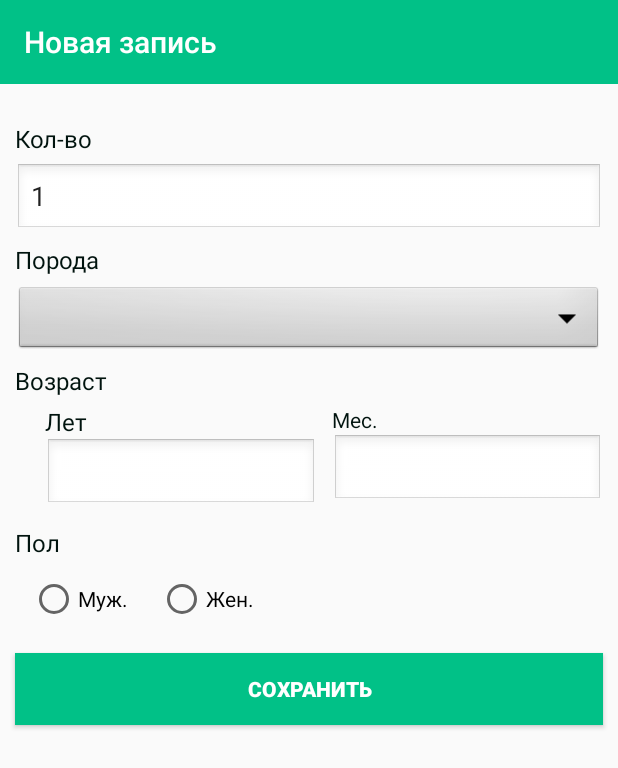
After one commit to jokermt235/CharbaKGAndroid, an Android app: the MrsOffspringFormActivity screen opened directly, with no data from a screen before it, on a phone screen of 412 x 824 dp. The commit adds this screen. Shown: the top 768 px of the screen. Run offline under Robolectric (Android 15) with nearby library versions, the phone set to English and light mode, and no system bars; our stand-ins replace Firebase (no records; nobody signed in at launch, a user with empty details on screens opened directly).

Commit message:
Adding Mrs Offspring Politica

```diff
--- a/app/src/main/AndroidManifest.xml
+++ b/app/src/main/AndroidManifest.xml
@@ -9,7 +9,9 @@
         android:roundIcon="@mipmap/ic_launcher_round"
         android:supportsRtl="true"
         android:theme="@style/AppTheme">
-        <activity android:name=".View.HorseOffspringActivity"></activity>
+        <activity android:name=".View.MrsOffspringFormActivity"></activity>
+        <activity android:name=".View.MrsOffspringActivity" />
+        <activity android:name=".View.HorseOffspringActivity" />
         <activity android:name=".View.KrsOffspringFormActivity" />
         <activity android:name=".View.KrsOffspringActivity" />
         <activity android:name=".View.OffspringFormActivity" />
--- a/app/src/main/java/org/exesoft/charbakg/Component/Auth.java
+++ b/app/src/main/java/org/exesoft/charbakg/Component/Auth.java
@@ -1,5 +1,6 @@
 package org.exesoft.charbakg.Component;
 
+import android.content.Intent;
 import android.widget.Toast;
 
 import androidx.annotation.NonNull;
@@ -16,6 +17,7 @@ import com.google.firebase.auth.PhoneAuthCredential;
 import com.google.firebase.auth.PhoneAuthProvider;
 
 import org.exesoft.charbakg.Callback.OnVerificationCallback;
+import org.exesoft.charbakg.View.HomeActivity;
 
 import java.util.concurrent.TimeUnit;
 
@@ -51,6 +53,8 @@ public class Auth {
                     // Sign in success, update UI with the signed-in user's information
                     FirebaseUser user = task.getResult().getUser();
                     Toast.makeText(activity.getApplicationContext(), user.getUid(), Toast.LENGTH_LONG).show();
+                    activity.startActivity(new Intent(activity, HomeActivity.class));
+                    activity.finish();
                     // ...
                 } else {
                     // Sign in failed, display a message and update the UI
--- a/app/src/main/java/org/exesoft/charbakg/View/HomeActivity.java
+++ b/app/src/main/java/org/exesoft/charbakg/View/HomeActivity.java
@@ -81,7 +81,7 @@ public class HomeActivity extends AppCompatActivity {
         buttonOffspringKRS.setOnClickListener(new View.OnClickListener() {
             @Override
             public void onClick(View v) {
-                Intent intent = new Intent(v.getContext(), OffspringActivity.class);
+                Intent intent = new Intent(v.getContext(), MrsOffspringActivity.class);
                 intent.putExtra("owner","mrs");
                 v.getContext().startActivity(intent);
                 finish();
--- /dev/null
+++ b/app/src/main/java/org/exesoft/charbakg/View/MrsOffspringFormActivity.java
@@ -0,0 +1,132 @@
+package org.exesoft.charbakg.View;
+
+import androidx.annotation.NonNull;
+import androidx.appcompat.app.AppCompatActivity;
+
+import android.os.Bundle;
+import android.util.Log;
+import android.view.View;
+import android.widget.Button;
+import android.widget.EditText;
+import android.widget.RadioButton;
+import android.widget.RadioGroup;
+import android.widget.SimpleAdapter;
+import android.widget.Spinner;
+
+import com.google.android.gms.tasks.OnCompleteListener;
+import com.google.android.gms.tasks.Task;
+import com.google.firebase.firestore.FirebaseFirestore;
+import com.google.firebase.firestore.QueryDocumentSnapshot;
+import com.google.firebase.firestore.QuerySnapshot;
+
+import org.exesoft.charbakg.Controller.MrsController;
+import org.exesoft.charbakg.Controller.MrsOffspringController;
+import org.exesoft.charbakg.R;
+
+import java.util.ArrayList;
+import java.util.Date;
+import java.util.HashMap;
+import java.util.Map;
+
+public class MrsOffspringFormActivity extends AppCompatActivity {
+    private static String TAG = "mrsOffspringFormActivity";
+    private EditText serial;
+    private EditText ageYear;
+    private EditText ageMonth;
+    private RadioGroup sex;
+    private Button saveBtn;
+    private Spinner species;
+    private EditText count;
+
+    @Override
+    protected void onCreate(Bundle savedInstanceState) {
+        super.onCreate(savedInstanceState);
+        setContentView(R.layout.activity_mrs_offspring_form);
+        //Init mrsSerial
+        serial = findViewById(R.id.MRSFormNumber);
+        //Init mrsAgeYear
+        ageYear = findViewById(R.id.mrsOffspringFormAgeYear);
+        // Init mrsAgeMonth
+        ageMonth = findViewById(R.id.mrsOffspringFormAgeMonth);
+        //Init mrsSex
+        sex  = findViewById(R.id.mrsOffspringFormRadioGroup);
+        // Init mrs Save Button
+        saveBtn = findViewById(R.id.mrsOffspringFormSaveBtn);
+        saveBtn.setOnClickListener(new MrsOffspringSaveEvent(this));
+        species = findViewById(R.id.mrsOffspringFormSpecies);
+        count = findViewById(R.id.mrsOffspringFormCount);
+    }
+
+    public Spinner getSpecies() {
+        return species;
+    }
+
+    public  EditText getAgeYear(){
+        return  ageYear;
+    }
+
+    public EditText getAgeMonth(){
+        return ageMonth;
+    }
+
+    public EditText getCount(){
+        return ageMonth;
+    }
+
+    public RadioGroup getSex(){
+        return  sex;
+    }
+
+    @Override
+    protected void onResume() {
+        FirebaseFirestore db = FirebaseFirestore.getInstance();
+        super.onResume();
+        species.setAdapter(null);
+        db.collection("mrs_spicies")
+                .get().addOnCompleteListener(new OnCompleteListener<QuerySnapshot>() {
+            @Override
+            public void onComplete(@NonNull Task<QuerySnapshot> task) {
+
+                if (task.isSuccessful()) {
+                    ArrayList<Map<String,Object>> arrayList = new ArrayList<>();
+                    for (QueryDocumentSnapshot document : task.getResult()) {
+                        arrayList.add(document.getData());
+                    }
+                    SimpleAdapter adapter = new SimpleAdapter(getApplicationContext(), arrayList, android.R.layout.simple_list_item_1,
+                            new String[]{"name"},
+                            new int[]{android.R.id.text1});
+                    species.setAdapter(adapter);
+                } else {
+                    Log.w(TAG, "Error getting documents.", task.getException());
+                }
+            }
+        });
+    }
+
+}
+
+class MrsOffspringSaveEvent implements View.OnClickListener{
+
+    private MrsOffspringFormActivity activity;
+
+    public MrsOffspringSaveEvent(MrsOffspringFormActivity activity){
+        this.activity = activity;
+    }
+
+    @Override
+    public void onClick(View v) {
+        Map<String, Object> offspring = new HashMap<>();
+        Map<String,Object> map = (Map<String,Object>)activity.getSpecies().getSelectedItem();
+        if(map != null)
+            offspring.put("species",map.get("name").toString());
+        offspring.put("ageYear",Integer.parseInt(activity.getAgeYear().getText().toString().isEmpty() ? "0": activity.getAgeYear().getText().toString()));
+        offspring.put("ageMonth",Integer.parseInt(activity.getAgeMonth().getText().toString().isEmpty() ? "0": activity.getAgeMonth().getText().toString()));
+        int sexView = activity.getSex().getCheckedRadioButtonId();
+        RadioButton sex = activity.findViewById(sexView);
+        offspring.put("sex",sex.getText().toString());
+        offspring.put("added",new Date().getTime());
+        offspring.put("slaughter", false);
+        offspring.put("amount",Integer.parseInt(activity.getCount().getText().toString().isEmpty() ? "1": activity.getCount().getText().toString()));
+        MrsOffspringController.save(activity, offspring);
+    }
+}
--- /dev/null
+++ b/app/src/main/res/layout/activity_mrs_offspring_form.xml
@@ -0,0 +1,212 @@
+<?xml version="1.0" encoding="utf-8"?>
+<androidx.constraintlayout.widget.ConstraintLayout xmlns:android="http://schemas.android.com/apk/res/android"
+    xmlns:app="http://schemas.android.com/apk/res-auto"
+    xmlns:tools="http://schemas.android.com/tools"
+    android:layout_width="match_parent"
+    android:layout_height="match_parent"
+    tools:context=".View.MrsOffspringFormActivity">
+
+    <LinearLayout
+        android:layout_width="0dp"
+        android:layout_height="0dp"
+        android:orientation="vertical"
+        app:layout_constraintBottom_toBottomOf="parent"
+        app:layout_constraintEnd_toEndOf="parent"
+        app:layout_constraintStart_toStartOf="parent"
+        app:layout_constraintTop_toTopOf="parent">
+
+        <androidx.appcompat.widget.Toolbar
+            android:id="@+id/mrsOffspringFormToolbar"
+            android:layout_width="match_parent"
+            android:layout_height="wrap_content"
+            android:background="?attr/colorPrimary"
+            android:hapticFeedbackEnabled="false"
+            android:minHeight="?attr/actionBarSize"
+            android:theme="?attr/actionBarTheme"
+            app:title="@string/addForm"
+            app:titleTextColor="@android:color/white" />
+
+        <LinearLayout
+            android:layout_width="match_parent"
+            android:layout_height="wrap_content"
+            android:layout_marginStart="10dip"
+            android:layout_marginTop="20dip"
+            android:layout_marginEnd="10dip"
+            android:layout_marginBottom="5dip"
+            android:orientation="vertical">
+
+            <TextView
+                android:id="@+id/mrsOffspringFormCountLabel"
+                android:layout_width="match_parent"
+                android:layout_height="wrap_content"
+                android:layout_marginTop="5dip"
+                android:layout_marginBottom="5dip"
+                android:text="@string/mrs_count_label"
+                android:textColor="@color/colorLabelDark"
+                android:textSize="16sp" />
+
+            <EditText
+                android:id="@+id/mrsOffspringFormCount"
+                android:layout_width="match_parent"
+                android:layout_height="wrap_content"
+                android:background="@android:drawable/edit_text"
+                android:ems="10"
+                android:inputType="number"
+                android:text="1" />
+
+            <TextView
+                android:id="@+id/mrsOffspringFormSpeciesLabel"
+                android:layout_width="match_parent"
+                android:layout_height="wrap_content"
+                android:layout_marginTop="5dip"
+                android:layout_marginBottom="5dip"
+                android:text="@string/mrs_spices_label"
+                android:textColor="@color/colorLabelDark"
+                android:textSize="16sp" />
+
+            <Spinner
+                android:id="@+id/mrsOffspringFormSpecies"
+                android:layout_width="match_parent"
+                android:layout_height="48dip"
+                android:background="@android:drawable/btn_dropdown" />
+
+            <TextView
+                android:id="@+id/MRSFormLabel"
+                android:layout_width="match_parent"
+                android:layout_height="wrap_content"
+                android:layout_marginTop="5dip"
+                android:layout_marginBottom="5dip"
+                android:text="@string/numberLabel"
+                android:textColor="@color/colorLabelDark"
+                android:textSize="16sp"
+                android:visibility="gone" />
+
+            <EditText
+                android:id="@+id/MRSFormNumber"
+                android:layout_width="match_parent"
+                android:layout_height="wrap_content"
+                android:background="@android:drawable/edit_text"
+                android:ems="10"
+                android:inputType="textPersonName"
+                android:visibility="gone" />
+
+            <TextView
+                android:id="@+id/mrsOffspringFormAgeLabel"
+                android:layout_width="match_parent"
+                android:layout_height="wrap_content"
+                android:layout_marginTop="5dip"
+                android:layout_marginBottom="5dip"
+                android:text="@string/ageLabel"
+                android:textColor="@color/colorLabelDark"
+                android:textSize="16sp" />
+
+            <LinearLayout
+                android:layout_width="match_parent"
+                android:layout_height="wrap_content"
+                android:layout_marginStart="10dip"
+                android:orientation="horizontal">
+
+                <LinearLayout
+                    android:layout_width="match_parent"
+                    android:layout_height="wrap_content"
+                    android:layout_marginStart="10dip"
+                    android:layout_weight="1"
+                    android:orientation="vertical">
+
+                    <TextView
+                        android:layout_width="wrap_content"
+                        android:layout_height="wrap_content"
+                        android:text="@string/year"
+                        android:textColor="@color/colorLabelDark"
+                        android:textSize="16sp"></TextView>
+
+                    <EditText
+                        android:id="@+id/mrsOffspringFormAgeYear"
+                        android:layout_width="match_parent"
+                        android:layout_height="wrap_content"
+                        android:background="@android:drawable/edit_text"
+                        android:ems="10"
+                        android:inputType="number" />
+                </LinearLayout>
+
+                <LinearLayout
+                    android:layout_width="match_parent"
+                    android:layout_height="wrap_content"
+                    android:layout_marginStart="10dip"
+                    android:layout_weight="1"
+                    android:orientation="vertical">
+
+                    <TextView
+                        android:layout_width="wrap_content"
+                        android:layout_height="wrap_content"
+                        android:text="@string/month"
+                        android:textColor="@color/colorLabelDark"></TextView>
+
+                    <EditText
+                        android:id="@+id/mrsOffspringFormAgeMonth"
+                        android:layout_width="match_parent"
+                        android:layout_height="wrap_content"
+                        android:background="@android:drawable/edit_text"
+                        android:ems="10"
+                        android:inputType="number" />
+                </LinearLayout>
+            </LinearLayout>
+        </LinearLayout>
+
+        <LinearLayout
+            android:layout_width="match_parent"
+            android:layout_height="wrap_content"
+            android:layout_marginStart="10dip"
+            android:layout_marginEnd="10dip"
+            android:orientation="vertical">
+
+            <TextView
+                android:id="@+id/mrsOffspringFormLabelSex"
+                android:layout_width="match_parent"
+                android:layout_height="wrap_content"
+                android:layout_marginTop="5dip"
+                android:layout_marginBottom="5dip"
+                android:text="@string/sex"
+                android:textColor="@color/colorLabelDark"
+                android:textSize="16sp" />
+
+            <RadioGroup
+                android:id="@+id/mrsOffspringFormRadioGroup"
+                android:layout_width="match_parent"
+                android:layout_height="wrap_content"
+                android:layout_marginStart="10dip"
+                android:layout_marginTop="5dip"
+                android:layout_marginEnd="10dip"
+                android:orientation="horizontal">
+
+
+                <RadioButton
+                    android:id="@+id/mrsOffspringFromMale"
+                    android:layout_width="wrap_content"
+                    android:layout_height="wrap_content"
+                    android:layout_marginEnd="10dip"
+                    android:text="@string/male" />
+
+                <RadioButton
+                    android:id="@+id/mrsOffspringFormFemale"
+                    android:layout_width="wrap_content"
+                    android:layout_height="wrap_content"
+                    android:layout_marginStart="10dip"
+                    android:layout_marginEnd="5dip"
+                    android:text="@string/female" />
+            </RadioGroup>
+        </LinearLayout>
+
+        <Button
+            android:id="@+id/mrsOffspringFormSaveBtn"
+            android:layout_width="match_parent"
+            android:layout_height="wrap_content"
+            android:layout_marginStart="10dip"
+            android:layout_marginTop="20dip"
+            android:layout_marginEnd="10dip"
+            android:background="@color/colorPrimary"
+            android:text="@string/save"
+            android:textColor="@android:color/white"
+            android:textStyle="bold" />
+    </LinearLayout>
+</androidx.constraintlayout.widget.ConstraintLayout>
```
Also changed, not shown: app/src/main/java/org/exesoft/charbakg/Controller/MrsOffspringController.java (added, +89 -0 lines), app/src/main/java/org/exesoft/charbakg/View/MrsOffspringActivity.java (added, +95 -0 lines), app/src/main/res/layout/activity_mrs_offspring.xml (added, +154 -0 lines).
